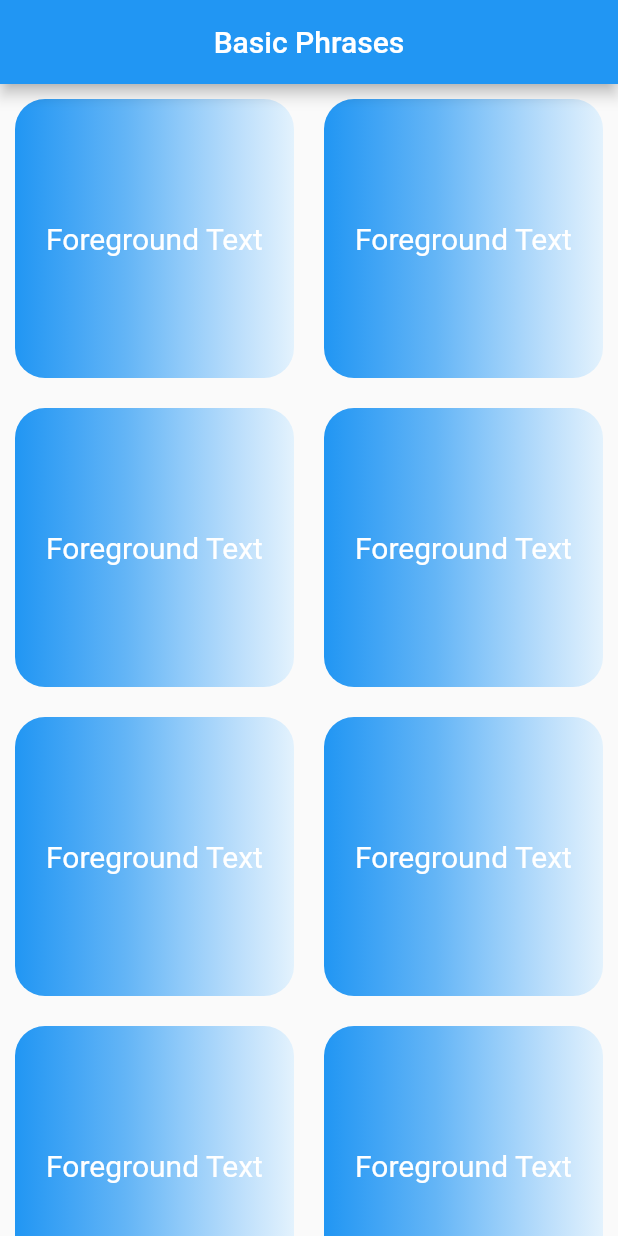
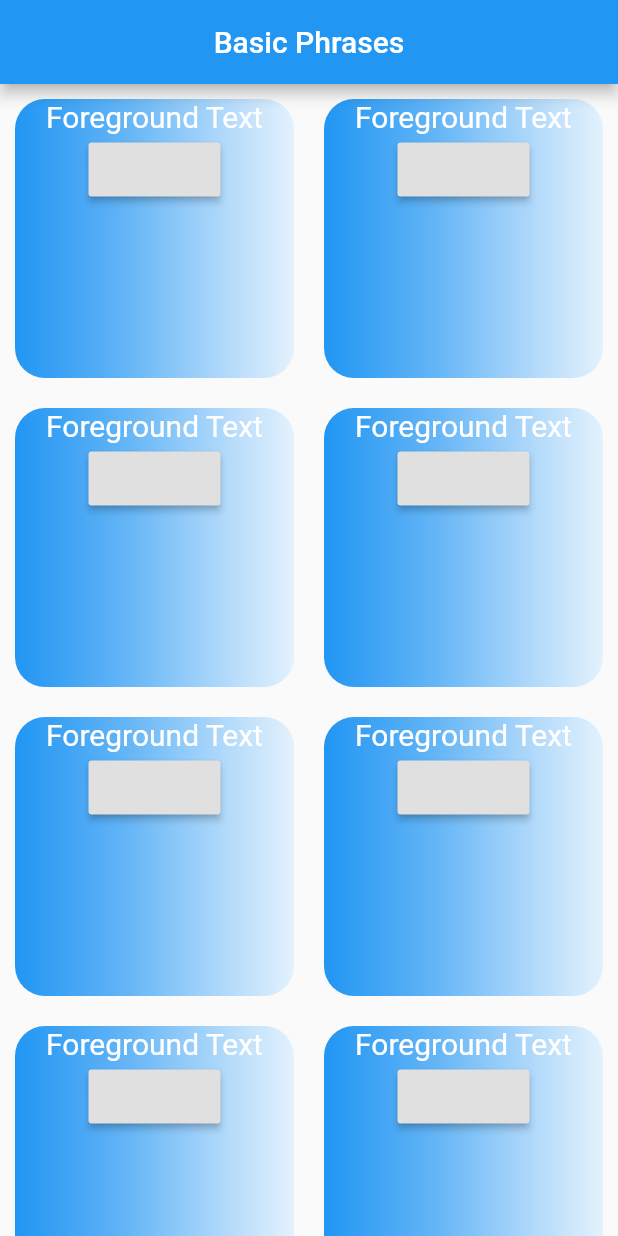
Before and after one commit to simonsays298/Flutter, a Flutter app: the Homepage screen opened directly, on a phone screen of 412 x 824 dp. Run offline on Flutter 3.47's test engine with Material 2 defaults, Android fonts, the phone set to English and light mode, and no system bars; our stand-ins replace audioplayers; missing offline and left inert: powers.

Commit message:
format code

```diff
--- a/lib/src/basic_phrases.dart
+++ b/lib/src/basic_phrases.dart
@@ -1,5 +1,6 @@
 import 'package:flutter/cupertino.dart';
 import 'package:flutter/material.dart';
+import 'package:audioplayers/audio_cache.dart'; // This is needed for AudioPlayer.
 import 'package:audioplayers/audioplayers.dart';
 
 void main() {
@@ -25,8 +26,11 @@ class Homepage extends StatefulWidget {
 
 class _HomepageState extends State<Homepage> {
   final TextEditingController myController = TextEditingController();
-  AudioPlayer advancedPlayer = AudioPlayer();
   String localFilePath;
+  static AudioPlayer advancedPlayer = AudioPlayer(); // This is needed for AudioPlayer.
+  static AudioCache audioCache = AudioCache(fixedPlayer: advancedPlayer); // This is needed for AudioPlayer.
+  // static AudioPlayer audioPlayer = AudioPlayer(); // This is needed for AudioPlayer.
+  // static String vTitle = 'My Audio app';
 
   @override
   Widget build(BuildContext context) {
@@ -40,7 +44,13 @@ class _HomepageState extends State<Homepage> {
         gridDelegate: const SliverGridDelegateWithFixedCrossAxisCount(crossAxisCount: 2),
         itemCount: 20,
         itemBuilder: (BuildContext context, int index) {
-          return Container(
+          return GestureDetector(
+            onTap: () {
+              setState(() {
+                audioCache.play('translate_tts.mp3');
+              });
+            },
+            child: Container(
               margin: const EdgeInsets.all(10),
               alignment: Alignment.bottomCenter,
               decoration: BoxDecoration(
@@ -58,10 +68,20 @@ class _HomepageState extends State<Homepage> {
                   ],
                 ),
               ),
-            child: const Center(
-              child: Text(
+              child: Center(
+                child: Column(
+                  children: <Widget>[
+                    const Text(
                       'Foreground Text',
                       style: TextStyle(color: Colors.white, fontSize: 20.0),
+                    ),
+                    RaisedButton(
+                      onPressed: () {
+                        // This is needed for AudioPlayer.
+                      },
+                    ),
+                  ],
+                ),
               ),
             ),
           );
--- a/pubspec.yaml
+++ b/pubspec.yaml
@@ -15,6 +15,9 @@ dependencies:
   audioplayers: ^0.17.0
   file_picker: ^1.2.0
   assets_audio_player: ^2.0.13+1
+  provider: ^4.3.2+2
+  video_player: ^1.0.1
+  audioplayer: ^0.5.2
 
 
 dev_dependencies:
@@ -24,3 +27,5 @@ dev_dependencies:
 flutter:
 
   uses-material-design: true
+  assets:
+    - assets/translate_tts.mp3
```
Also changed, not shown: 1 other file. Lines whose indentation alone changed are shown as unchanged.
